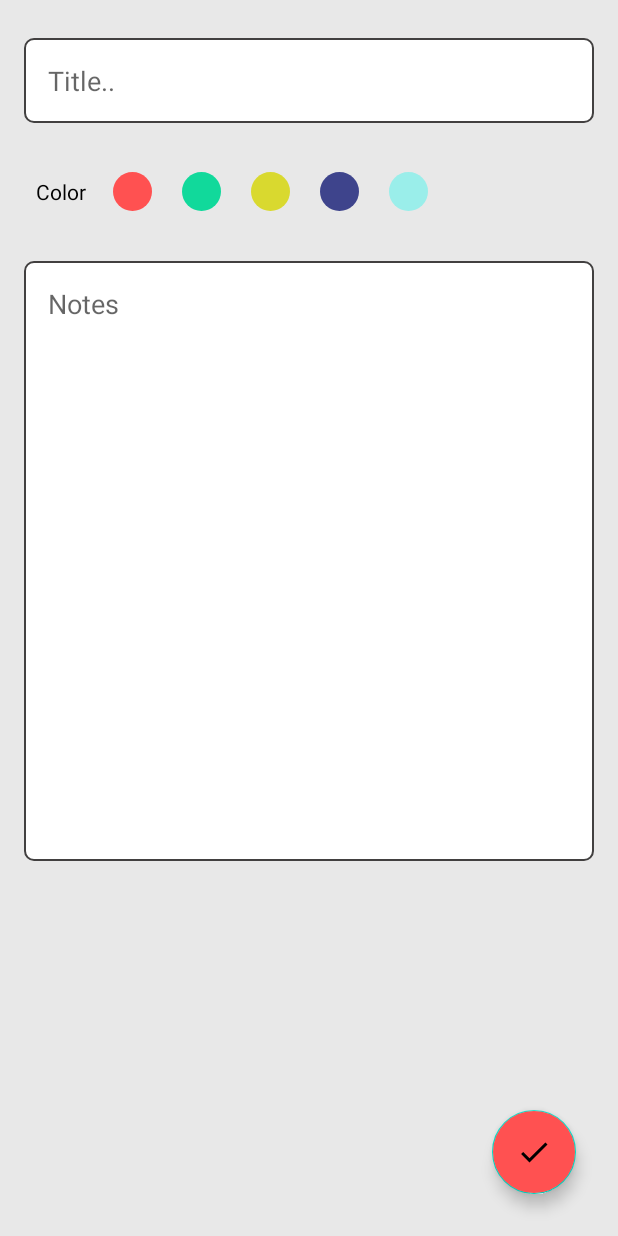
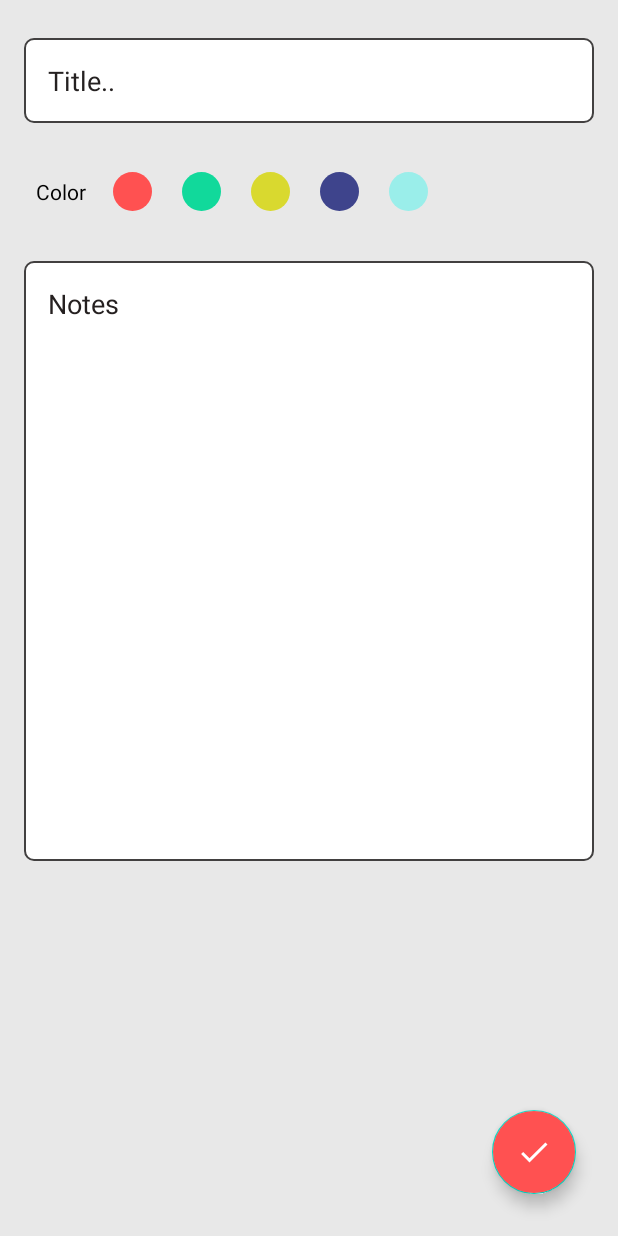
Before and after one commit to aritra-tech/Jot-It--Notes-and-List, an Android app: the screen it shows after launch (InsertNote), after a tap on an icon or button, on a phone screen of 412 x 824 dp. Run offline under Robolectric (Android 15) with nearby library versions, the phone set to English and light mode, and no system bars; our stand-ins replace Room's generated code.

Commit message:
Some changes made

```diff
--- a/app/src/main/java/com/geekym/notedown/Activity/InsertNote.java
+++ b/app/src/main/java/com/geekym/notedown/Activity/InsertNote.java
@@ -4,11 +4,15 @@ import androidx.appcompat.app.AppCompatActivity;
 import androidx.lifecycle.ViewModelProvider;
 
 
+import android.content.Intent;
 import android.os.Bundle;
 import android.text.format.DateFormat;
+import android.view.View;
 import android.view.WindowManager;
+import android.widget.ImageView;
 import android.widget.Toast;
 
+import com.geekym.notedown.MainActivity;
 import com.geekym.notedown.Model.Notes;
 import com.geekym.notedown.R;
 import com.geekym.notedown.ViewModel.NotesViewModel;
@@ -22,6 +26,7 @@ public class InsertNote extends AppCompatActivity {
     String title,notes;
     NotesViewModel notesViewModel;
     String color = "1";
+    ImageView back_btn;
 
     @Override
     protected void onCreate(Bundle savedInstanceState) {
@@ -29,6 +34,15 @@ public class InsertNote extends AppCompatActivity {
         binding = ActivityInsertNoteBinding.inflate(getLayoutInflater());
         setContentView(binding.getRoot());
 
+        /*back_btn.findViewById(R.id.back_btn);
+
+        back_btn.setOnClickListener(new View.OnClickListener() {
+            @Override
+            public void onClick(View v) {
+                Intent intent = new Intent(InsertNote.this, MainActivity.class);
+                startActivity(intent);
+            }
+        });*/
 
         notesViewModel = new ViewModelProvider(this).get(NotesViewModel.class);
 
--- a/app/src/main/java/com/geekym/notedown/Adapter/NoteAdapter.java
+++ b/app/src/main/java/com/geekym/notedown/Adapter/NoteAdapter.java
@@ -14,18 +14,26 @@ import com.geekym.notedown.MainActivity;
 import com.geekym.notedown.Model.Notes;
 import com.geekym.notedown.R;
 
+import java.util.ArrayList;
 import java.util.List;
 
 public class NoteAdapter extends RecyclerView.Adapter<NoteAdapter.notesViewHolder> {
 
     MainActivity mainActivity;
     List<Notes> notes;
+    List<Notes> allNotes;
 
     public NoteAdapter(MainActivity mainActivity, List<Notes> notes) {
         this.mainActivity = mainActivity;
         this.notes = notes;
+        allNotes = new ArrayList<>(notes);
     }
 
+    public void searchNotes(List<Notes> filternote)
+    {
+        this.notes = filternote;
+        notifyDataSetChanged();
+    }
     @Override
     public notesViewHolder onCreateViewHolder(ViewGroup parent, int viewType) {
         return new notesViewHolder(LayoutInflater.from(mainActivity).inflate(R.layout.items,parent,false));
--- a/app/src/main/java/com/geekym/notedown/MainActivity.java
+++ b/app/src/main/java/com/geekym/notedown/MainActivity.java
@@ -1,18 +1,27 @@
 package com.geekym.notedown;
 
 import androidx.appcompat.app.AppCompatActivity;
+import androidx.appcompat.app.AppCompatDelegate;
 import androidx.lifecycle.ViewModelProvider;
 import androidx.recyclerview.widget.GridLayoutManager;
 import androidx.recyclerview.widget.RecyclerView;
 
 import android.content.Intent;
 import android.os.Bundle;
+import android.view.Menu;
+import android.view.MenuItem;
+import android.view.View;
 import android.view.WindowManager;
+import android.widget.SearchView;
 
 import com.geekym.notedown.Activity.InsertNote;
 import com.geekym.notedown.Adapter.NoteAdapter;
+import com.geekym.notedown.Model.Notes;
 import com.geekym.notedown.ViewModel.NotesViewModel;
 import com.google.android.material.floatingactionbutton.FloatingActionButton;
+
+import java.util.ArrayList;
+import java.util.List;
 
 public class MainActivity extends AppCompatActivity {
 
@@ -21,10 +30,13 @@ public class MainActivity extends AppCompatActivity {
     RecyclerView recyclerView;
     NoteAdapter adapter;
 
+
+
     @Override
     protected void onCreate(Bundle savedInstanceState) {
         super.onCreate(savedInstanceState);
         setContentView(R.layout.activity_main);
+        AppCompatDelegate.setDefaultNightMode(AppCompatDelegate.MODE_NIGHT_NO);
 
 
         newnote = findViewById(R.id.newnote);
--- a/app/src/main/res/layout/activity_insert_note.xml
+++ b/app/src/main/res/layout/activity_insert_note.xml
@@ -18,14 +18,15 @@
             android:layout_width="match_parent"
             android:layout_height="wrap_content"
             android:layout_marginStart="16dp"
+            android:layout_marginLeft="16dp"
+            android:layout_marginTop="25dp"
+            android:layout_marginEnd="16dp"
             android:layout_marginRight="16dp"
-            android:layout_marginEnd="16dp"
+            android:background="@drawable/text_bg"
             android:hint="Title.."
+            android:padding="16dp"
             android:textColor="@color/black"
-            android:background="@drawable/text_bg"
-            android:padding="16dp"
-            android:layout_marginTop="25dp"
-            android:layout_marginLeft="16dp"/>
+            android:textColorHint="#252121" />
 
         <LinearLayout
             android:layout_width="match_parent"
@@ -82,20 +83,22 @@
 
 
         </LinearLayout>
+
         <EditText
             android:id="@+id/notesData"
             android:layout_width="match_parent"
             android:layout_height="400dp"
             android:layout_marginStart="16dp"
+            android:layout_marginLeft="16dp"
+            android:layout_marginTop="16dp"
+            android:layout_marginEnd="16dp"
             android:layout_marginRight="16dp"
-            android:layout_marginEnd="16dp"
+            android:background="@drawable/text_bg"
+            android:gravity="start"
             android:hint="Notes"
+            android:padding="16dp"
             android:textColor="@color/black"
-            android:background="@drawable/text_bg"
-            android:padding="16dp"
-            android:gravity="start"
-            android:layout_marginTop="16dp"
-            android:layout_marginLeft="16dp"/>
+            android:textColorHint="#252020" />
 
     </LinearLayout>
 
--- a/app/src/main/res/layout/activity_main.xml
+++ b/app/src/main/res/layout/activity_main.xml
@@ -5,7 +5,9 @@
     android:layout_width="match_parent"
     android:layout_height="match_parent"
     android:background="#E8E8E8"
+    android:padding="15dp"
     tools:context=".MainActivity">
+
 
     <androidx.recyclerview.widget.RecyclerView
         android:id="@+id/noterecyclerview"
--- a/app/src/main/res/layout/activity_update_note.xml
+++ b/app/src/main/res/layout/activity_update_note.xml
@@ -5,6 +5,7 @@
     android:layout_width="match_parent"
     android:layout_height="match_parent"
     android:background="#E8E8E8"
+    android:padding="15dp"
     android:orientation="vertical"
     tools:context=".Activity.InsertNote">
 
--- a/app/src/main/res/layout/items.xml
+++ b/app/src/main/res/layout/items.xml
@@ -8,6 +8,7 @@
         android:layout_width="match_parent"
         android:layout_height="wrap_content"
         android:layout_margin="7dp"
+        android:padding="2dp"
         app:cardCornerRadius="10dp">
 
         <View
--- a/app/src/main/res/values-night/themes.xml
+++ b/app/src/main/res/values-night/themes.xml
@@ -8,7 +8,7 @@
         <!-- Secondary brand color. -->
         <item name="colorSecondary">@color/teal_200</item>
         <item name="colorSecondaryVariant">@color/teal_200</item>
-        <item name="colorOnSecondary">@color/black</item>
+        <item name="colorOnSecondary">@color/white</item>
         <!-- Status bar color. -->
         <item name="android:statusBarColor" tools:targetApi="l">?attr/colorPrimaryVariant</item>
         <!-- Customize your theme here. -->
--- a/app/src/main/res/values/themes.xml
+++ b/app/src/main/res/values/themes.xml
@@ -8,7 +8,7 @@
         <!-- Secondary brand color. -->
         <item name="colorSecondary">@color/teal_200</item>
         <item name="colorSecondaryVariant">@color/teal_700</item>
-        <item name="colorOnSecondary">@color/black</item>
+        <item name="colorOnSecondary">@color/white</item>
         <!-- Status bar color. -->
         <item name="android:statusBarColor" tools:targetApi="l">?attr/colorPrimaryVariant</item>
         <!-- Customize your theme here. -->
```
Also changed, not shown: app/src/main/java/com/geekym/notedown/Activity/UpdateNote.java (+14 -0 lines), app/src/main/res/drawable/back.xml (added, +11 -0 lines).
